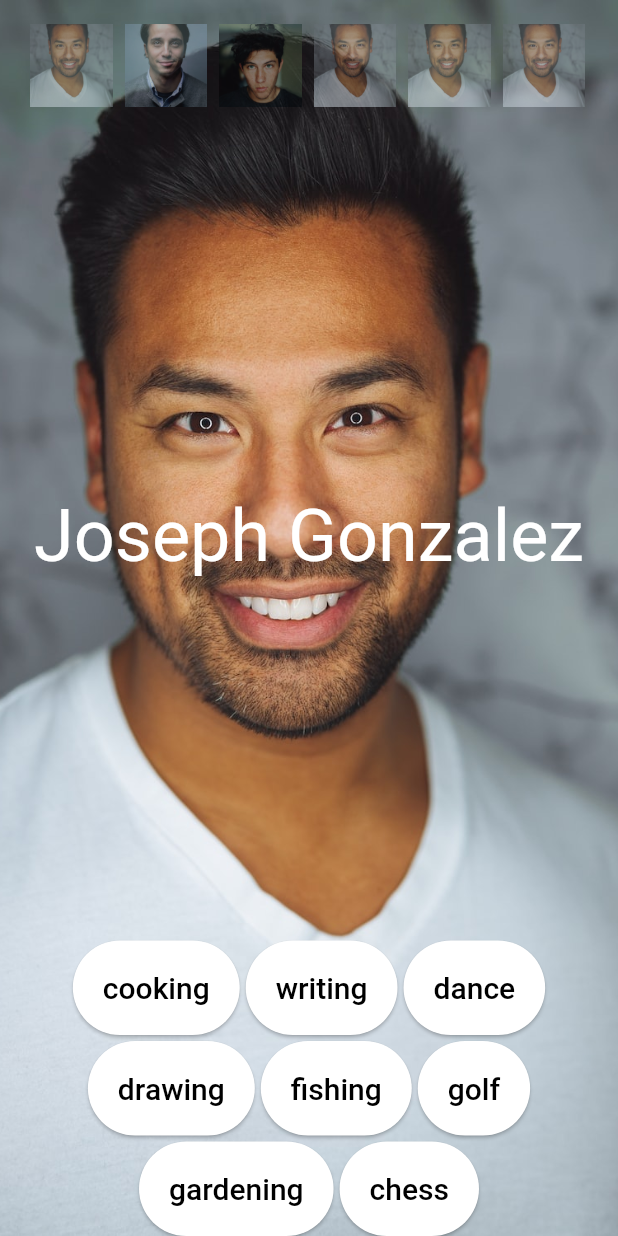
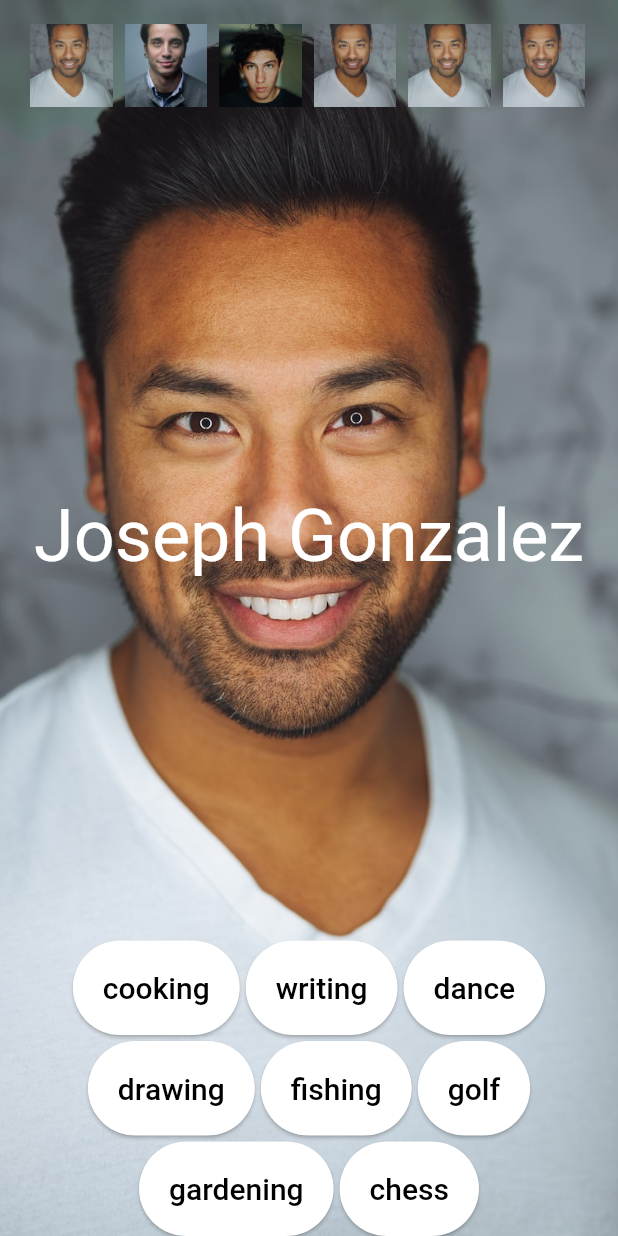
Before and after one commit to erazinkov/flockspot-app, a Flutter app: the screen it shows after launch, on a phone screen of 412 x 824 dp. Run offline on Flutter 3.47's test engine with Material 2 defaults, Android fonts, the phone set to English and light mode, and no system bars.

Commit message:
main fix

```diff
--- a/lib/flockspot.dart
+++ b/lib/flockspot.dart
@@ -23,8 +23,9 @@ class _FlockSpot extends State<FlockSpot> {
       theme: ThemeData().copyWith(
         useMaterial3: true,
       ),
-      home: Scaffold(body: UserInfo()),
-      themeMode: ThemeMode.dark,
+      home: Scaffold(
+        body: UserInfo(),
+      ),
     );
   }
 }
--- a/lib/widgets/user_info/photos_list.dart
+++ b/lib/widgets/user_info/photos_list.dart
@@ -25,7 +25,7 @@ class PhotosList extends StatelessWidget {
                 return Container(
                   padding: const EdgeInsets.symmetric(horizontal: 4),
                   child: Opacity(
-                    opacity: 0.5,
+                    opacity: 0.75,
                     child: IconButton(
                       padding: const EdgeInsets.all(0.0),
                       icon: Image.asset(
```
